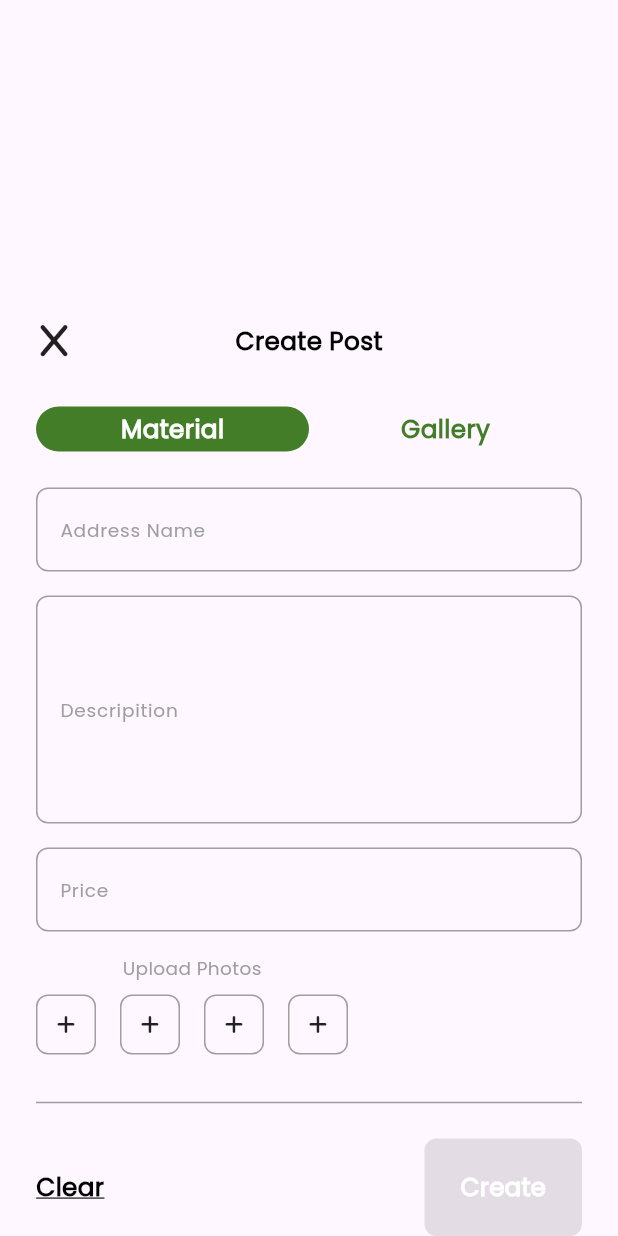
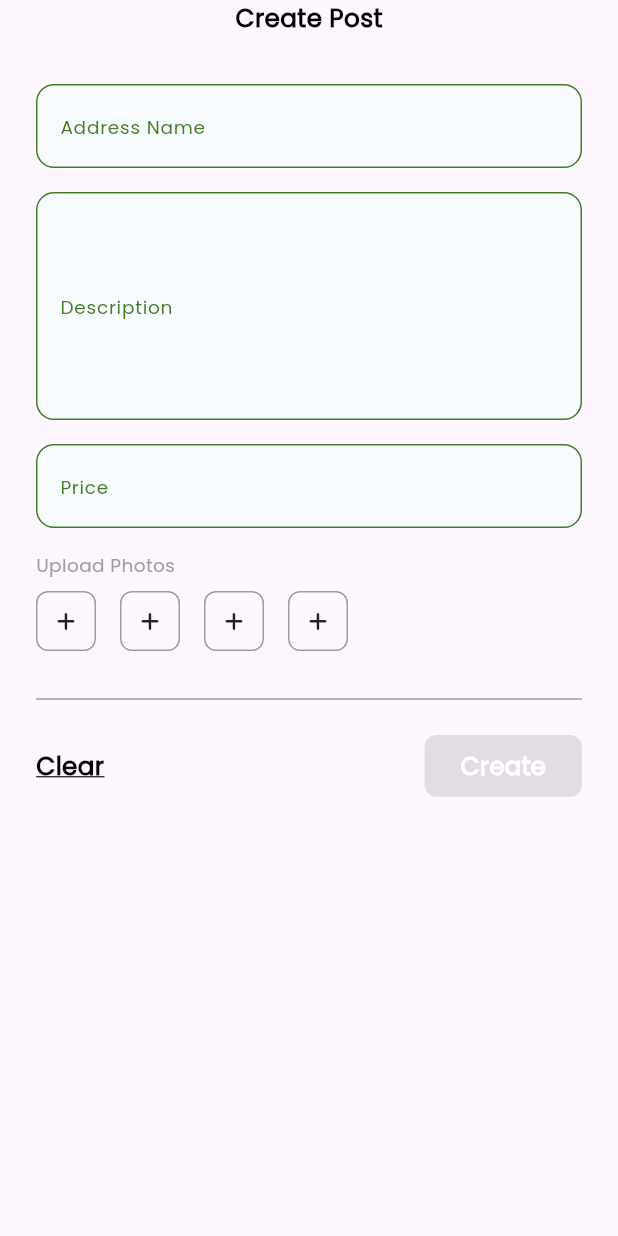
Before and after one commit to Mohamedgamaal16/TEKNOSOFT, a Flutter app: the AddPostView screen opened directly, on a phone screen of 412 x 824 dp. Run offline on Flutter 3.47's test engine with Material 3 defaults, Android fonts, the phone set to English and light mode, and no system bars; our stand-ins replace another_carousel_pro, device_preview, dio, font_awesome_flutter, go_router, google_nav_bar and 2 more; accounts and stored records are empty.

Commit message:
ui refactor part 1

```diff
--- a/lib/core/widgets/bottom_nav_bar.dart
+++ b/lib/core/widgets/bottom_nav_bar.dart
@@ -1,6 +1,8 @@
 import 'package:climb_up/core/utils/app_styles.dart';
 import 'package:climb_up/core/utils/constants.dart';
+import 'package:climb_up/features/add_post/add_post_view.dart';
 import 'package:climb_up/features/home/presention/home_view.dart';
+import 'package:climb_up/features/profile/presentation/profile_view.dart';
 import 'package:climb_up/features/signin/presention/sign_in_view.dart';
 import 'package:climb_up/features/signup/presention/sign_up_view.dart';
 import 'package:climb_up/icons.dart';
@@ -21,9 +23,9 @@ class _CustomBottomNavigationBarState extends State<CustomBottomNavigationBar> {
   final List<Widget> _widgetsOptions = [
     const HomeView(),
     const SignUpView(),
-    const SignInView(),
+    const AddPostView(),
     const SignUpView(),
-    const HomeView(),
+    const ProfileView(),
   ];
   @override
   Widget build(BuildContext context) {
--- a/lib/core/widgets/custom_input_field.dart
+++ b/lib/core/widgets/custom_input_field.dart
@@ -10,14 +10,14 @@ class CustomInputField extends StatefulWidget {
     this.suffixIcon = false,
     this.isDense,
     this.obscureText = false,
-    this.controller,
+    this.controller,  this.minLines=1,  this.maxLines=1,
   });
 
   final String labelText, hintText;
   final bool suffixIcon, obscureText;
   final bool? isDense;
   final TextEditingController? controller;
-
+final int minLines,maxLines;
   @override
   State<CustomInputField> createState() => _CustomInputFieldState();
 }
@@ -33,6 +33,8 @@ class _CustomInputFieldState extends State<CustomInputField> {
         borderRadius: BorderRadius.circular(10),
       )),
       child: TextFormField(
+        minLines: widget.minLines ,
+        maxLines:widget.maxLines ,
         autovalidateMode: AutovalidateMode.onUserInteraction,
         validator: (textValue) {
           if (textValue == null || textValue.isEmpty) {
--- a/lib/features/add_post/add_post_view.dart
+++ b/lib/features/add_post/add_post_view.dart
@@ -1,8 +1,5 @@
-import 'package:climb_up/features/add_post/widgets/create_post_app_bar.dart';
-import 'package:climb_up/features/add_post/widgets/input_field.dart';
-import 'package:climb_up/features/add_post/widgets/submit_buttons.dart';
-import 'package:climb_up/features/add_post/widgets/tab_bar.dart';
-import 'package:climb_up/features/add_post/widgets/upload_photos.dart';
+import 'package:climb_up/features/add_post/widgets/add_post_view_body.dart';
+
 import 'package:flutter/material.dart';
 
 class AddPostView extends StatelessWidget {
@@ -12,41 +9,10 @@ class AddPostView extends StatelessWidget {
   Widget build(BuildContext context) {
     return const Scaffold(
       body: Padding(
-        padding: EdgeInsets.symmetric(
-          horizontal: 24,
-        ),
-        child: CustomScrollView(
-          slivers: [
-            SliverFillRemaining(
-              child: Scaffold(
-                body: Column(
-                  crossAxisAlignment: CrossAxisAlignment.start,
-                  children: [
-                    Spacer(),
-                    CreatePostAppBar(),
-                    CreatePostTabBar(),
-                    CreatePostInputField(
-                      label: 'Address Name',
-                    ),
-                    CreatePostInputField(
-                      label: 'Descripition',
-                      minLines: 5,
-                    ),
-                    CreatePostInputField(
-                      label: 'Price',
-                    ),
-                    UploadPhotos(),
-                    Divider(
-                      color: Colors.grey,
-                    ),
-                    SubmitButtons(),
-                  ],
-                ),
-              ),
-            ),
-          ],
-        ),
-      ),
+          padding: EdgeInsets.symmetric(
+            horizontal: 24,
+          ),
+          child: SafeArea(child: AddPostViewBody())),
     );
   }
 }
--- a/lib/features/add_post/widgets/add_photo.dart
+++ b/lib/features/add_post/widgets/add_photo.dart
@@ -1,9 +1,10 @@
+import 'package:climb_up/core/utils/constants.dart';
 import 'package:flutter/material.dart';
 import 'package:font_awesome_flutter/font_awesome_flutter.dart';
 
 class AddPhoto extends StatelessWidget {
-  const AddPhoto({super.key});
-
+  const AddPhoto({super.key, this.isSelectd = false});
+  final bool isSelectd;
   @override
   Widget build(BuildContext context) {
     return Container(
@@ -12,7 +13,7 @@ class AddPhoto extends StatelessWidget {
       decoration: BoxDecoration(
         borderRadius: BorderRadius.circular(8),
         border: Border.all(
-          color: Colors.grey,
+          color: isSelectd ? AppColors.kPrimaryColor : Colors.grey,
           width: 1,
         ),
       ),
--- /dev/null
+++ b/lib/features/add_post/widgets/add_post_view_body.dart
@@ -0,0 +1,68 @@
+import 'package:climb_up/core/widgets/custom_input_field.dart';
+import 'package:climb_up/features/add_post/widgets/create_post_app_bar.dart';
+import 'package:climb_up/features/add_post/widgets/submit_buttons.dart';
+import 'package:climb_up/features/add_post/widgets/upload_photos.dart';
+import 'package:flutter/material.dart';
+
+class AddPostViewBody extends StatelessWidget {
+  const AddPostViewBody({
+    super.key,
+  });
+
+  @override
+  Widget build(BuildContext context) {
+    return const CustomScrollView(
+      slivers: [
+        SliverToBoxAdapter(child: Spacer()),
+        SliverToBoxAdapter(child: CreatePostAppBar()),
+        SliverToBoxAdapter(
+          child: SizedBox(
+            height: 32,
+          ),
+        ),
+        SliverToBoxAdapter(
+          child: CustomInputField(
+            hintText: 'write Address Name',
+            labelText: 'Address Name',
+          ),
+        ),
+        SliverToBoxAdapter(
+          child: SizedBox(
+            height: 16,
+          ),
+        ),
+        SliverToBoxAdapter(
+          child: CustomInputField(
+            labelText: 'Description',
+            hintText: 'write post description',
+            minLines: 5,
+            maxLines: 10,
+          ),
+        ),
+        SliverToBoxAdapter(
+          child: SizedBox(
+            height: 16,
+          ),
+        ),
+        SliverToBoxAdapter(
+          child: CustomInputField(
+            labelText: 'Price',
+            hintText: 'write product price',
+          ),
+        ),
+        SliverToBoxAdapter(
+          child: SizedBox(
+            height: 16,
+          ),
+        ),
+        SliverToBoxAdapter(child: UploadPhotos()),
+        SliverToBoxAdapter(
+          child: Divider(
+            color: Colors.grey,
+          ),
+        ),
+        SliverToBoxAdapter(child: SizedBox(child: SubmitButtons())),
+      ],
+    );
+  }
+}
--- a/lib/features/add_post/widgets/create_post_app_bar.dart
+++ b/lib/features/add_post/widgets/create_post_app_bar.dart
@@ -9,15 +9,7 @@ class CreatePostAppBar extends StatelessWidget {
 
   @override
   Widget build(BuildContext context) {
-    return Column(
-      children: [
-        SizedBox(
-          width: double.infinity,
-          child: Stack(
-            children: [
-              const Icon(
-                FontAwesomeIcons.x,
-              ),
+    return
         Row(
           mainAxisAlignment: MainAxisAlignment.center,
           children: [
@@ -29,14 +21,6 @@ class CreatePostAppBar extends StatelessWidget {
               ),
             ),
           ],
-              ),
-            ],
-          ),
-        ),
-        const SizedBox(
-          height: 32,
-        ),
-      ],
         );
   }
 }
--- a/lib/features/add_post/widgets/input_field.dart
+++ /dev/null
@@ -1,41 +0,0 @@
-import 'package:climb_up/core/utils/app_styles.dart';
-import 'package:flutter/material.dart';
-
-class CreatePostInputField extends StatelessWidget {
-  const CreatePostInputField({
-    super.key,
-    this.minLines = 1,
-    required this.label,
-  });
-  final int minLines;
-  final String label;
-  @override
-  Widget build(BuildContext context) {
-    return Padding(
-      padding: const EdgeInsets.only(bottom: 16),
-      child: TextFormField(
-        maxLines: 5,
-        minLines: minLines,
-        decoration: InputDecoration(
-          enabledBorder: outline(),
-          focusedBorder: outline(),
-          disabledBorder: outline(),
-          border: outline(),
-          labelText: label,
-          labelStyle: AppStyles.poppinsStyleMedium12(context).copyWith(
-            color: Colors.grey,
-          ),
-        ),
-      ),
-    );
-  }
-
-  OutlineInputBorder outline() {
-    return OutlineInputBorder(
-      borderSide: const BorderSide(
-        color: Colors.grey,
-      ),
-      borderRadius: BorderRadius.circular(8),
-    );
-  }
-}
--- a/lib/features/add_post/widgets/submit_buttons.dart
+++ b/lib/features/add_post/widgets/submit_buttons.dart
@@ -19,10 +19,13 @@ class SubmitButtons extends StatelessWidget {
             ),
           ),
           const Spacer(),
-          const CustomButton(
-            borderRadius: 8,
+          SizedBox(
+            height: MediaQuery.of(context).size.height*.05,
+            child: const CustomButton(
+              borderRadius: 8,
 
-            labelName: 'Create',
+              labelName: 'Create',
+            ),
           )
         ],
       ),
--- a/lib/features/add_post/widgets/tab.dart
+++ /dev/null
@@ -1,39 +0,0 @@
-import 'package:climb_up/core/utils/app_styles.dart';
-import 'package:climb_up/core/utils/constants.dart';
-import 'package:flutter/material.dart';
-
-class TabButton extends StatelessWidget {
-  const TabButton({
-    super.key,
-    required this.isSelected,
-    required this.title,
-    required this.onTap,
-  });
-  final String title;
-  final bool isSelected;
-  final void Function()? onTap;
-  @override
-  Widget build(BuildContext context) {
-    return GestureDetector(
-      onTap: onTap,
-      child: Container(
-        height: 30,
-        width: double.infinity,
-        decoration: BoxDecoration(
-          color: isSelected ? AppColors.kPrimaryColor : Colors.transparent,
-          borderRadius: BorderRadius.circular(
-            16,
-          ),
-        ),
-        child: Center(
-          child: Text(
-            title,
-            style: AppStyles.poppinsStyleSemiBold16(context).copyWith(
-              color: isSelected ? Colors.white : AppColors.kPrimaryColor,
-            ),
-          ),
-        ),
-      ),
-    );
-  }
-}
--- a/lib/features/add_post/widgets/tab_bar.dart
+++ /dev/null
@@ -1,50 +0,0 @@
-import 'package:climb_up/features/add_post/widgets/tab.dart';
-import 'package:flutter/material.dart';
-import 'package:flutter/widgets.dart';
-
-class CreatePostTabBar extends StatefulWidget {
-  const CreatePostTabBar({super.key});
-
-  @override
-  State<CreatePostTabBar> createState() => _CreatePostTabBarState();
-}
-
-class _CreatePostTabBarState extends State<CreatePostTabBar> {
-  int _currentIndex = 0;
-  @override
-  Widget build(BuildContext context) {
-    return Column(
-      children: [
-        Row(
-          children: [
-            Expanded(
-              child: TabButton(
-                onTap: () {
-                  setState(() {
-                    _currentIndex = 0;
-                  });
-                },
-                isSelected: _currentIndex == 0 ? true : false,
-                title: 'Material',
-              ),
-            ),
-            Expanded(
-              child: TabButton(
-                onTap: () {
-                  setState(() {
-                    _currentIndex = 1;
-                  });
-                },
-                isSelected: _currentIndex == 1 ? true : false,
-                title: 'Gallery',
-              ),
-            ),
-          ],
-        ),
-        const SizedBox(
-          height: 24,
-        ),
-      ],
-    );
-  }
-}
--- a/lib/features/add_post/widgets/upload_photos.dart
+++ b/lib/features/add_post/widgets/upload_photos.dart
@@ -2,13 +2,22 @@ import 'package:climb_up/core/utils/app_styles.dart';
 import 'package:climb_up/features/add_post/widgets/add_photo.dart';
 import 'package:flutter/material.dart';
 
-class UploadPhotos extends StatelessWidget {
+class UploadPhotos extends StatefulWidget {
   const UploadPhotos({super.key});
+
+  @override
+  State<UploadPhotos> createState() => _UploadPhotosState();
+}
+
+class _UploadPhotosState extends State<UploadPhotos> {
+    static bool selected = false;
 
   @override
   Widget build(BuildContext context) {
     return Column(
+      crossAxisAlignment: CrossAxisAlignment.start,
       children: [
+
         Text(
           'Upload Photos',
           style: AppStyles.poppinsStyleMedium12(context).copyWith(
@@ -26,7 +35,16 @@ class UploadPhotos extends StatelessWidget {
             scrollDirection: Axis.horizontal,
             itemCount: 4,
             itemBuilder: (context, index) {
-              return const AddPhoto();
+              return GestureDetector(
+                child: const AddPhoto(),
+                onTap: () {
+                  selected = true;
+                  AddPhoto(isSelectd: selected);
+                  setState(() {
+
+                  });
+                },
+              );
             },
             separatorBuilder: (context, index) {
               return const SizedBox(
```
Lines whose indentation alone changed are shown as unchanged.
